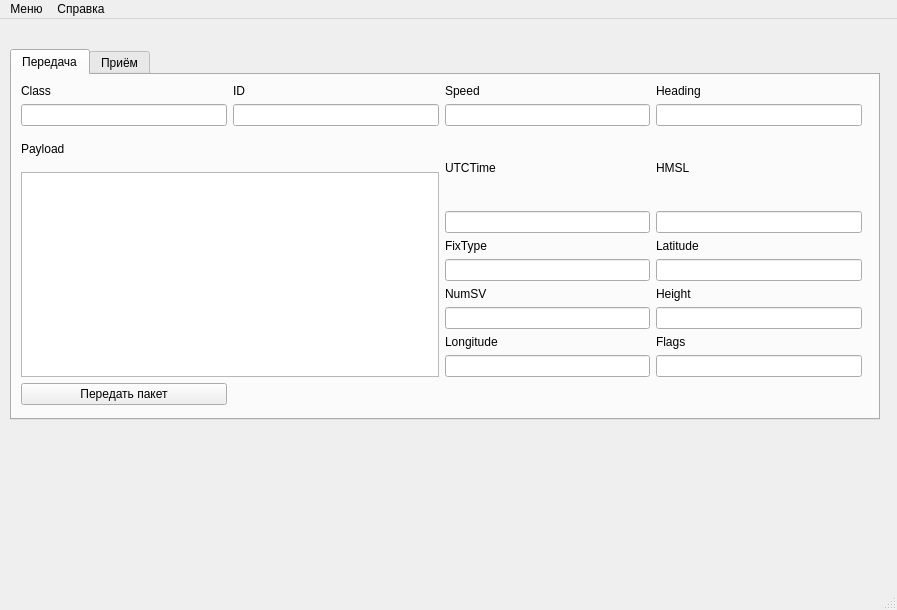
Qt form gnsswindow.ui (Semyon1968/GNSS-receiver-imitator) before a commit.
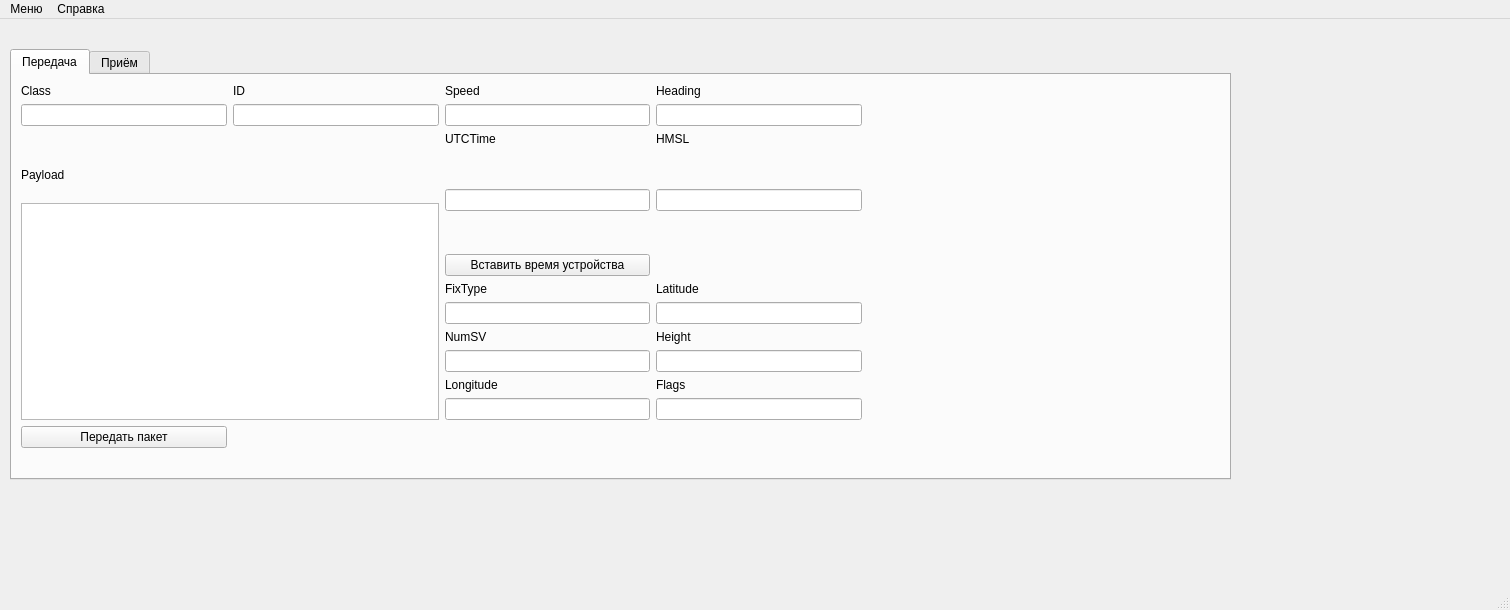
The same form after that commit. The open tabs and pages were chosen to show the change.

Diff of the .ui file:
```diff
--- a/gnsswindow.ui
+++ b/gnsswindow.ui
@@ -6,7 +6,7 @@
    <rect>
     <x>0</x>
     <y>0</y>
-    <width>897</width>
+    <width>1510</width>
     <height>610</height>
    </rect>
   </property>
@@ -19,12 +19,12 @@
      <rect>
       <x>10</x>
       <y>30</y>
-      <width>870</width>
-      <height>371</height>
+      <width>1221</width>
+      <height>431</height>
      </rect>
     </property>
     <property name="currentIndex">
-     <number>1</number>
+     <number>0</number>
     </property>
     <widget class="QWidget" name="tab">
      <attribute name="title">
@@ -36,10 +36,152 @@
         <x>9</x>
         <y>9</y>
         <width>841</width>
-        <height>321</height>
+        <height>364</height>
        </rect>
       </property>
       <layout class="QGridLayout" name="gridLayout_2">
+       <item row="8" column="2">
+        <widget class="QLabel" name="label_20">
+         <property name="sizePolicy">
+          <sizepolicy hsizetype="Preferred" vsizetype="Fixed">
+           <horstretch>0</horstretch>
+           <verstretch>0</verstretch>
+          </sizepolicy>
+         </property>
+         <property name="text">
+          <string>NumSV</string>
+         </property>
+        </widget>
+       </item>
+       <item row="11" column="3">
+        <widget class="QLineEdit" name="leFlags_2"/>
+       </item>
+       <item row="6" column="2">
+        <widget class="QLabel" name="label_22">
+         <property name="sizePolicy">
+          <sizepolicy hsizetype="Preferred" vsizetype="Fixed">
+           <horstretch>0</horstretch>
+           <verstretch>0</verstretch>
+          </sizepolicy>
+         </property>
+         <property name="text">
+          <string>FixType</string>
+         </property>
+        </widget>
+       </item>
+       <item row="9" column="3">
+        <widget class="QLineEdit" name="leHeight_2"/>
+       </item>
+       <item row="1" column="3">
+        <widget class="QLineEdit" name="leHeading_2"/>
+       </item>
+       <item row="12" column="0">
+        <widget class="QPushButton" name="pushBtnTrancfer">
+         <property name="text">
+          <string>Передать пакет</string>
+         </property>
+        </widget>
+       </item>
+       <item row="3" column="0">
+        <widget class="QLabel" name="label_2">
+         <property name="text">
+          <string>Payload</string>
+         </property>
+        </widget>
+       </item>
+       <item row="10" column="3">
+        <widget class="QLabel" name="label_23">
+         <property name="sizePolicy">
+          <sizepolicy hsizetype="Preferred" vsizetype="Fixed">
+           <horstretch>0</horstretch>
+           <verstretch>0</verstretch>
+          </sizepolicy>
+         </property>
+         <property name="text">
+          <string>Flags</string>
+         </property>
+        </widget>
+       </item>
+       <item row="1" column="1">
+        <widget class="QLineEdit" name="leID"/>
+       </item>
+       <item row="0" column="2">
+        <widget class="QLabel" name="label_24">
+         <property name="sizePolicy">
+          <sizepolicy hsizetype="Preferred" vsizetype="Fixed">
+           <horstretch>0</horstretch>
+           <verstretch>0</verstretch>
+          </sizepolicy>
+         </property>
+         <property name="text">
+          <string>Speed</string>
+         </property>
+        </widget>
+       </item>
+       <item row="8" column="3">
+        <widget class="QLabel" name="label_18">
+         <property name="sizePolicy">
+          <sizepolicy hsizetype="Preferred" vsizetype="Fixed">
+           <horstretch>0</horstretch>
+           <verstretch>0</verstretch>
+          </sizepolicy>
+         </property>
+         <property name="text">
+          <string>Height</string>
+         </property>
+        </widget>
+       </item>
+       <item row="10" column="2">
+        <widget class="QLabel" name="label_17">
+         <property name="sizePolicy">
+          <sizepolicy hsizetype="Preferred" vsizetype="Fixed">
+           <horstretch>0</horstretch>
+           <verstretch>0</verstretch>
+          </sizepolicy>
+         </property>
+         <property name="text">
+          <string>Longitude</string>
+         </property>
+        </widget>
+       </item>
+       <item row="9" column="2">
+        <widget class="QLineEdit" name="leNumSV_2"/>
+       </item>
+       <item row="0" column="3">
+        <widget class="QLabel" name="label_25">
+         <property name="sizePolicy">
+          <sizepolicy hsizetype="Preferred" vsizetype="Fixed">
+           <horstretch>0</horstretch>
+           <verstretch>0</verstretch>
+          </sizepolicy>
+         </property>
+         <property name="text">
+          <string>Heading</string>
+         </property>
+        </widget>
+       </item>
+       <item row="6" column="3">
+        <widget class="QLabel" name="label_15">
+         <property name="sizePolicy">
+          <sizepolicy hsizetype="Preferred" vsizetype="Fixed">
+           <horstretch>0</horstretch>
+           <verstretch>0</verstretch>
+          </sizepolicy>
+         </property>
+         <property name="text">
+          <string>Latitude</string>
+         </property>
+        </widget>
+       </item>
+       <item row="1" column="2">
+        <widget class="QLineEdit" name="leSpeed_2"/>
+       </item>
+       <item row="7" column="2">
+        <widget class="QLineEdit" name="leFixType_2"/>
+       </item>
+       <item row="7" column="3">
+        <widget class="QLineEdit" name="leLatitude_2"/>
+       </item>
        <item row="0" column="0">
         <widget class="QLabel" name="label">
          <property name="sizePolicy">
@@ -53,13 +195,6 @@
          </property>
         </widget>
        </item>
-       <item row="0" column="1">
-        <widget class="QLabel" name="label_3">
-         <property name="text">
-          <string>ID</string>
-         </property>
-        </widget>
-       </item>
        <item row="1" column="0">
         <widget class="QLineEdit" name="leClass">
          <property name="cursor">
@@ -67,187 +202,59 @@
          </property>
         </widget>
        </item>
-       <item row="1" column="1">
-        <widget class="QLineEdit" name="leID"/>
-       </item>
-       <item row="2" column="0">
-        <widget class="QLabel" name="label_2">
+       <item row="0" column="1">
+        <widget class="QLabel" name="label_3">
          <property name="text">
-          <string>Payload</string>
+          <string>ID</string>
          </property>
         </widget>
        </item>
-       <item row="2" column="2" rowspan="2">
-        <widget class="QLabel" name="label_21">
-         <property name="sizePolicy">
-          <sizepolicy hsizetype="Preferred" vsizetype="Fixed">
-           <horstretch>0</horstretch>
-           <verstretch>0</verstretch>
-          </sizepolicy>
-         </property>
-         <property name="text">
-          <string>UTCTime</string>
-         </property>
-        </widget>
-       </item>
-       <item row="2" column="3" rowspan="2">
-        <widget class="QLabel" name="label_19">
-         <property name="sizePolicy">
-          <sizepolicy hsizetype="Preferred" vsizetype="Fixed">
-           <horstretch>0</horstretch>
-           <verstretch>0</verstretch>
-          </sizepolicy>
-         </property>
-         <property name="text">
-          <string>HMSL</string>
-         </property>
-        </widget>
-       </item>
-       <item row="3" column="0" rowspan="8" colspan="2">
+       <item row="4" column="0" rowspan="8" colspan="2">
         <widget class="QTextEdit" name="tePayload">
          <property name="enabled">
           <bool>true</bool>
          </property>
         </widget>
        </item>
-       <item row="4" column="2">
+       <item row="11" column="2">
+        <widget class="QLineEdit" name="leLongitude_2"/>
+       </item>
+       <item row="2" column="2">
+        <widget class="QLabel" name="label_21">
+         <property name="sizePolicy">
+          <sizepolicy hsizetype="Preferred" vsizetype="Fixed">
+           <horstretch>0</horstretch>
+           <verstretch>0</verstretch>
+          </sizepolicy>
+         </property>
+         <property name="text">
+          <string>UTCTime</string>
+         </property>
+        </widget>
+       </item>
+       <item row="3" column="2" rowspan="2">
         <widget class="QLineEdit" name="leUTCTime_2"/>
        </item>
-       <item row="4" column="3">
+       <item row="2" column="3">
+        <widget class="QLabel" name="label_19">
+         <property name="sizePolicy">
+          <sizepolicy hsizetype="Preferred" vsizetype="Fixed">
+           <horstretch>0</horstretch>
+           <verstretch>0</verstretch>
+          </sizepolicy>
+         </property>
+         <property name="text">
+          <string>HMSL</string>
+         </property>
+        </widget>
+       </item>
+       <item row="3" column="3" rowspan="2">
         <widget class="QLineEdit" name="leHMSL_2"/>
        </item>
        <item row="5" column="2">
-        <widget class="QLabel" name="label_22">
-         <property name="sizePolicy">
-          <sizepolicy hsizetype="Preferred" vsizetype="Fixed">
-           <horstretch>0</horstretch>
-           <verstretch>0</verstretch>
-          </sizepolicy>
-         </property>
+        <widget class="QPushButton" name="TimeBtn">
          <property name="text">
-          <string>FixType</string>
-         </property>
-        </widget>
-       </item>
-       <item row="5" column="3">
-        <widget class="QLabel" name="label_15">
-         <property name="sizePolicy">
-          <sizepolicy hsizetype="Preferred" vsizetype="Fixed">
-           <horstretch>0</horstretch>
-           <verstretch>0</verstretch>
-          </sizepolicy>
-         </property>
-         <property name="text">
-          <string>Latitude</string>
-         </property>
-        </widget>
-       </item>
-       <item row="6" column="2">
-        <widget class="QLineEdit" name="leFixType_2"/>
-       </item>
-       <item row="6" column="3">
-        <widget class="QLineEdit" name="leLatitude_2"/>
-       </item>
-       <item row="7" column="2">
-        <widget class="QLabel" name="label_20">
-         <property name="sizePolicy">
-          <sizepolicy hsizetype="Preferred" vsizetype="Fixed">
-           <horstretch>0</horstretch>
-           <verstretch>0</verstretch>
-          </sizepolicy>
-         </property>
-         <property name="text">
-          <string>NumSV</string>
-         </property>
-        </widget>
-       </item>
-       <item row="7" column="3">
-        <widget class="QLabel" name="label_18">
-         <property name="sizePolicy">
-          <sizepolicy hsizetype="Preferred" vsizetype="Fixed">
-           <horstretch>0</horstretch>
-           <verstretch>0</verstretch>
-          </sizepolicy>
-         </property>
-         <property name="text">
-          <string>Height</string>
-         </property>
-        </widget>
-       </item>
-       <item row="8" column="2">
-        <widget class="QLineEdit" name="leNumSV_2"/>
-       </item>
-       <item row="8" column="3">
-        <widget class="QLineEdit" name="leHeight_2"/>
-       </item>
-       <item row="9" column="2">
-        <widget class="QLabel" name="label_17">
-         <property name="sizePolicy">
-          <sizepolicy hsizetype="Preferred" vsizetype="Fixed">
-           <horstretch>0</horstretch>
-           <verstretch>0</verstretch>
-          </sizepolicy>
-         </property>
-         <property name="text">
-          <string>Longitude</string>
-         </property>
-        </widget>
-       </item>
-       <item row="10" column="2">
-        <widget class="QLineEdit" name="leLongitude_2"/>
-       </item>
-       <item row="11" column="0">
-        <widget class="QPushButton" name="pushBtnTrancfer">
-         <property name="text">
-          <string>Передать пакет</string>
-         </property>
-        </widget>
-       </item>
-       <item row="10" column="3">
-        <widget class="QLineEdit" name="leFlags_2"/>
-       </item>
-       <item row="9" column="3">
-        <widget class="QLabel" name="label_23">
-         <property name="sizePolicy">
-          <sizepolicy hsizetype="Preferred" vsizetype="Fixed">
-           <horstretch>0</horstretch>
-           <verstretch>0</verstretch>
-          </sizepolicy>
-         </property>
-         <property name="text">
-          <string>Flags</string>
-         </property>
-        </widget>
-       </item>
-       <item row="1" column="2">
-        <widget class="QLineEdit" name="leSpeed_2"/>
-       </item>
-       <item row="1" column="3">
-        <widget class="QLineEdit" name="leHeading_2"/>
-       </item>
-       <item row="0" column="2">
-        <widget class="QLabel" name="label_24">
-         <property name="sizePolicy">
-          <sizepolicy hsizetype="Preferred" vsizetype="Fixed">
-           <horstretch>0</horstretch>
-           <verstretch>0</verstretch>
-          </sizepolicy>
-         </property>
-         <property name="text">
-          <string>Speed</string>
-         </property>
-        </widget>
-       </item>
-       <item row="0" column="3">
-        <widget class="QLabel" name="label_25">
-         <property name="sizePolicy">
-          <sizepolicy hsizetype="Preferred" vsizetype="Fixed">
-           <horstretch>0</horstretch>
-           <verstretch>0</verstretch>
-          </sizepolicy>
-         </property>
-         <property name="text">
-          <string>Heading</string>
+          <string>Вставить время устройства</string>
          </property>
         </widget>
        </item>
@@ -258,13 +265,13 @@
      <attribute name="title">
       <string>Приём</string>
      </attribute>
-     <widget class="QWidget" name="">
+     <widget class="QWidget" name="layoutWidget">
       <property name="geometry">
        <rect>
         <x>10</x>
         <y>7</y>
-        <width>850</width>
-        <height>321</height>
+        <width>911</width>
+        <height>371</height>
        </rect>
       </property>
       <layout class="QGridLayout" name="gridLayout">
@@ -498,7 +505,7 @@
     <rect>
      <x>0</x>
      <y>0</y>
-     <width>897</width>
+     <width>1510</width>
      <height>23</height>
     </rect>
    </property>
```
